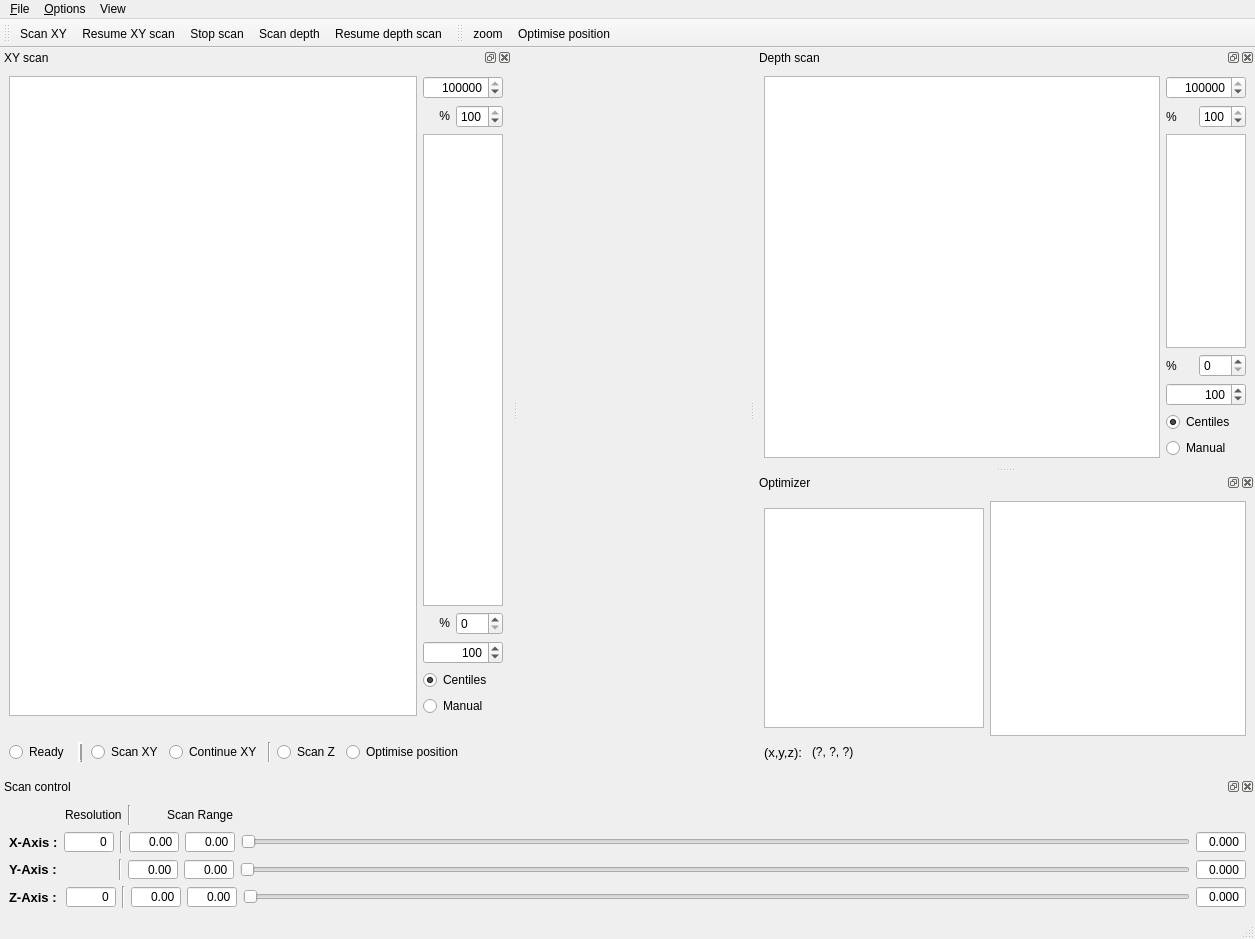
First picture: the form in gui/Confocal/ConfocalGuiUI.ui, repository Ulm-IQO/qudi, before the edit.
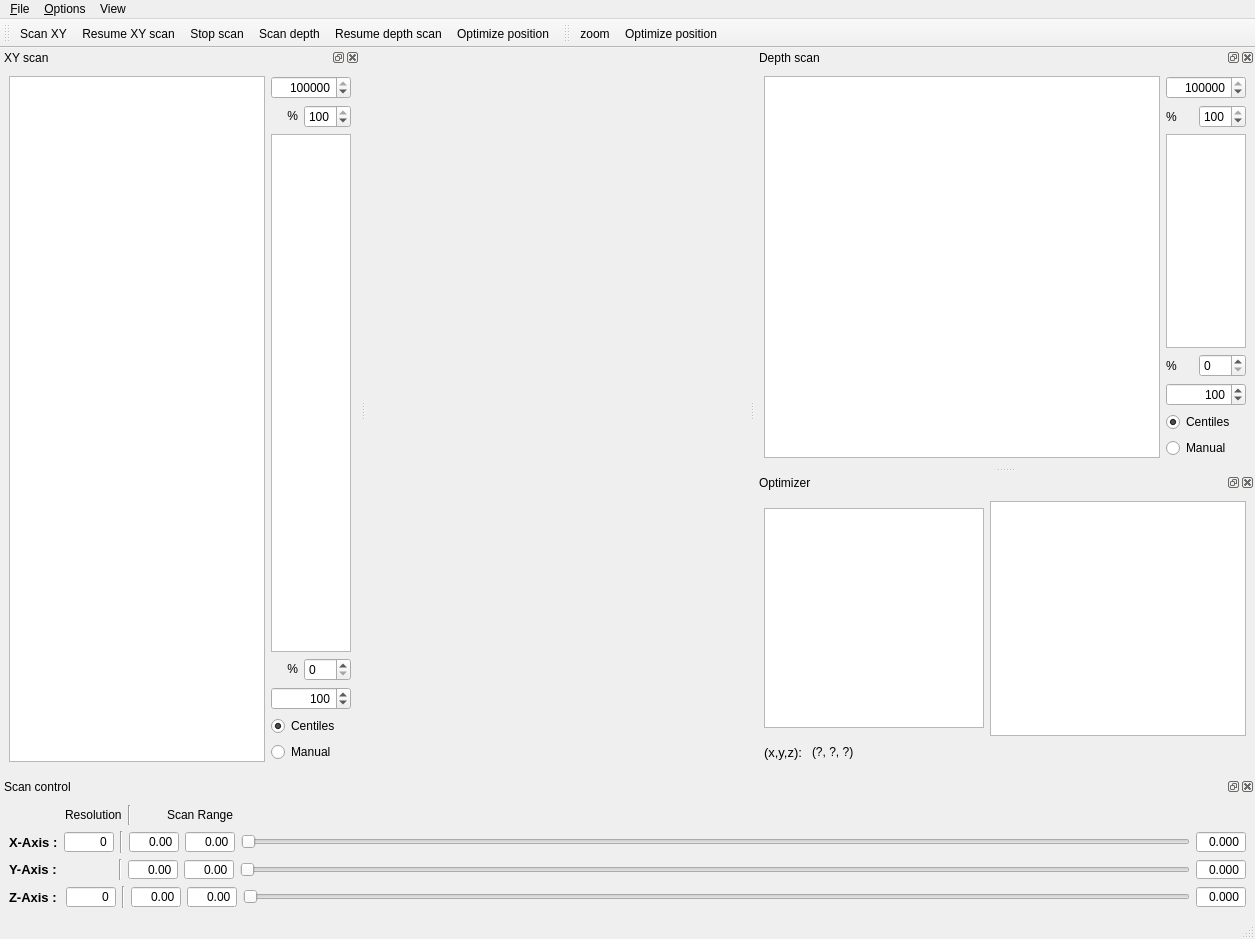
Second picture: the form after the edit. Icons and pictures are not drawn. Custom widgets are drawn as their Qt base class.

Commit message: Implemented scan control using the new toolbar actions, and removed the old radio-button StateWidget.

What changed in the file:
```diff
--- a/gui/Confocal/ConfocalGuiUI.ui
+++ b/gui/Confocal/ConfocalGuiUI.ui
@@ -49,6 +49,7 @@
     </property>
     <addaction name="action_Settings"/>
     <addaction name="action_optimizer_settings"/>
+    <addaction name="action_scan_xy_start"/>
    </widget>
    <widget class="QMenu" name="menuView">
     <property name="title">
@@ -1175,123 +1176,6 @@
    <widget class="QWidget" name="dockWidgetContents_4">
     <layout class="QVBoxLayout" name="verticalLayout_5">
      <item>
-      <layout class="QGridLayout" name="gridLayout_3">
-       <item row="4" column="0">
-        <spacer name="verticalSpacer">
-         <property name="orientation">
-          <enum>Qt::Vertical</enum>
-         </property>
-         <property name="sizeType">
-          <enum>QSizePolicy::Fixed</enum>
-         </property>
-         <property name="sizeHint" stdset="0">
-          <size>
-           <width>20</width>
-           <height>20</height>
-          </size>
-         </property>
-        </spacer>
-       </item>
-       <item row="5" column="0">
-        <layout class="QHBoxLayout" name="horizontalLayout_6">
-         <item>
-          <widget class="QRadioButton" name="ready_StateWidget">
-           <property name="text">
-            <string>Ready</string>
-           </property>
-           <attribute name="buttonGroup">
-            <string notr="true">statewidget_buttonGroup</string>
-           </attribute>
-          </widget>
-         </item>
-         <item>
-          <widget class="Line" name="line_5">
-           <property name="sizePolicy">
-            <sizepolicy hsizetype="Fixed" vsizetype="Minimum">
-             <horstretch>0</horstretch>
-             <verstretch>0</verstretch>
-            </sizepolicy>
-           </property>
-           <property name="minimumSize">
-            <size>
-             <width>10</width>
-             <height>0</height>
-            </size>
-           </property>
-           <property name="frameShadow">
-            <enum>QFrame::Raised</enum>
-           </property>
-           <property name="lineWidth">
-            <number>2</number>
-           </property>
-           <property name="orientation">
-            <enum>Qt::Vertical</enum>
-           </property>
-          </widget>
-         </item>
-         <item>
-          <widget class="QRadioButton" name="xy_scan_StateWidget">
-           <property name="text">
-            <string>Scan XY</string>
-           </property>
-           <attribute name="buttonGroup">
-            <string notr="true">statewidget_buttonGroup</string>
-           </attribute>
-          </widget>
-         </item>
-         <item>
-          <widget class="QRadioButton" name="continue_xy_scan_StateWidget">
-           <property name="text">
-            <string>Continue XY</string>
-           </property>
-           <attribute name="buttonGroup">
-            <string notr="true">statewidget_buttonGroup</string>
-           </attribute>
-          </widget>
-         </item>
-         <item>
-          <widget class="Line" name="line_6">
-           <property name="orientation">
-            <enum>Qt::Vertical</enum>
-           </property>
-          </widget>
-         </item>
-         <item>
-          <widget class="QRadioButton" name="depth_scan_StateWidget">
-           <property name="text">
-            <string>Scan Z</string>
-           </property>
-           <attribute name="buttonGroup">
-            <string notr="true">statewidget_buttonGroup</string>
-           </attribute>
-          </widget>
-         </item>
-         <item>
-          <widget class="QRadioButton" name="refocus_StateWidget">
-           <property name="text">
-            <string>Optimise position</string>
-           </property>
-           <attribute name="buttonGroup">
-            <string notr="true">statewidget_buttonGroup</string>
-           </attribute>
-          </widget>
-         </item>
-         <item>
-          <spacer name="horizontalSpacer_4">
-           <property name="orientation">
-            <enum>Qt::Horizontal</enum>
-           </property>
-           <property name="sizeHint" stdset="0">
-            <size>
-             <width>40</width>
-             <height>20</height>
-            </size>
-           </property>
-          </spacer>
-         </item>
-        </layout>
-       </item>
-       <item row="0" column="0">
         <layout class="QHBoxLayout" name="horizontalLayout_4" stretch="1,0">
          <item>
           <widget class="PlotWidget" name="xy_ViewWidget">
@@ -1481,9 +1365,6 @@
              <property name="checked">
               <bool>true</bool>
              </property>
-             <attribute name="buttonGroup">
-              <string notr="true">xy_cb_buttonGroup</string>
-             </attribute>
             </widget>
            </item>
            <item>
@@ -1494,9 +1375,6 @@
              <property name="checked">
               <bool>false</bool>
              </property>
-             <attribute name="buttonGroup">
-              <string notr="true">xy_cb_buttonGroup</string>
-             </attribute>
             </widget>
            </item>
           </layout>
@@ -1504,9 +1382,6 @@
         </layout>
        </item>
       </layout>
-     </item>
-    </layout>
-    <zorder></zorder>
    </widget>
   </widget>
   <widget class="QToolBar" name="toolBar">
@@ -1522,11 +1397,12 @@
    <attribute name="toolBarBreak">
     <bool>false</bool>
    </attribute>
-   <addaction name="action_scan_xy"/>
-   <addaction name="actionScan_XY_resume"/>
+   <addaction name="action_scan_xy_start"/>
+   <addaction name="action_scan_xy_resume"/>
    <addaction name="action_stop_scanning"/>
-   <addaction name="action_start_depth_scan"/>
-   <addaction name="action_resume_depth_scan"/>
+   <addaction name="action_scan_depth_start"/>
+   <addaction name="action_scan_depth_resume"/>
+   <addaction name="action_optimize_position"/>
   </widget>
   <widget class="QToolBar" name="toolBar_2">
    <property name="windowTitle">
@@ -1539,7 +1415,7 @@
     <bool>false</bool>
    </attribute>
    <addaction name="action_zoom"/>
-   <addaction name="action_optimise_position"/>
+   <addaction name="action_optimize_position"/>
   </widget>
   <action name="actionSave_XY_Scan">
    <property name="icon">
@@ -1690,13 +1566,11 @@
     <string>Alt+O</string>
    </property>
   </action>
-  <action name="action_scan_xy">
-   <property name="checkable">
-    <bool>true</bool>
-   </property>
+  <action name="action_scan_xy_start">
    <property name="icon">
     <iconset theme="scan_xy_start">
-     <normaloff> </normaloff> </iconset>
+     <normaloff/>
+    </iconset>
    </property>
    <property name="text">
     <string>Scan XY</string>
@@ -1705,7 +1579,7 @@
     <string>Start a fresh XY scan</string>
    </property>
   </action>
-  <action name="actionScan_XY_resume">
+  <action name="action_scan_xy_resume">
    <property name="icon">
     <iconset theme="scan_xy_resume">
      <normaloff/>
@@ -1718,10 +1592,7 @@
     <string>Resume an interrupted XY scan</string>
    </property>
   </action>
-  <action name="action_start_depth_scan">
-   <property name="checkable">
-    <bool>true</bool>
-   </property>
+  <action name="action_scan_depth_start">
    <property name="icon">
     <iconset theme="scan_depth_start">
      <normaloff/>
@@ -1734,7 +1605,7 @@
     <string>Start a fresh depth scan</string>
    </property>
   </action>
-  <action name="action_resume_depth_scan">
+  <action name="action_scan_depth_resume">
    <property name="icon">
     <iconset theme="scan_depth_resume">
      <normaloff/>
@@ -1747,23 +1618,20 @@
     <string>Resume an interrupted depth scan</string>
    </property>
   </action>
-  <action name="action_optimise_position">
+  <action name="action_optimize_position">
    <property name="icon">
-    <iconset theme="optimise_position">
+    <iconset theme="optimize_position">
      <normaloff/>
     </iconset>
    </property>
    <property name="text">
-    <string>Optimise position</string>
+    <string>Optimize position</string>
    </property>
    <property name="toolTip">
-    <string>Optimise position of crosshair</string>
+    <string>Optimize position of crosshair</string>
    </property>
   </action>
   <action name="action_stop_scanning">
-   <property name="checkable">
-    <bool>true</bool>
-   </property>
    <property name="icon">
     <iconset theme="stop_scan">
      <normaloff/>
```
Left out of the diff: 8 changed lines with no effect on the pictures. Lines whose indentation alone changed are shown as unchanged. The commit also changes 2 other files.
